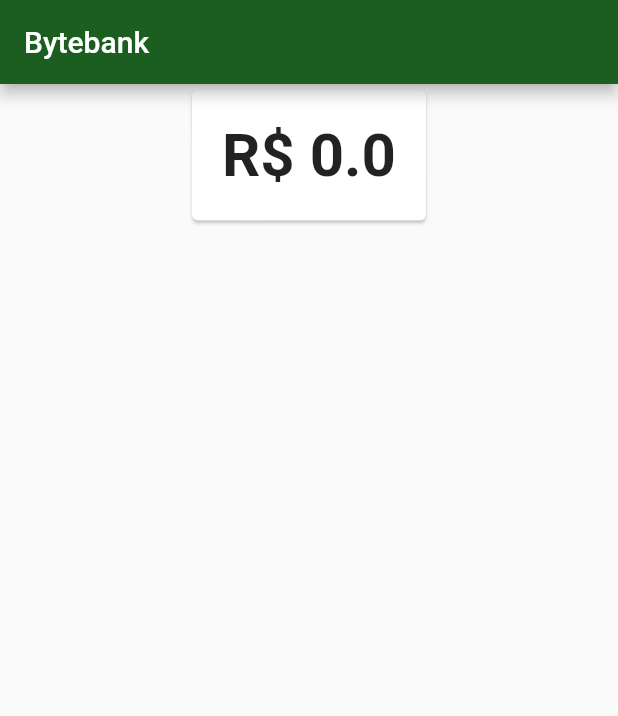
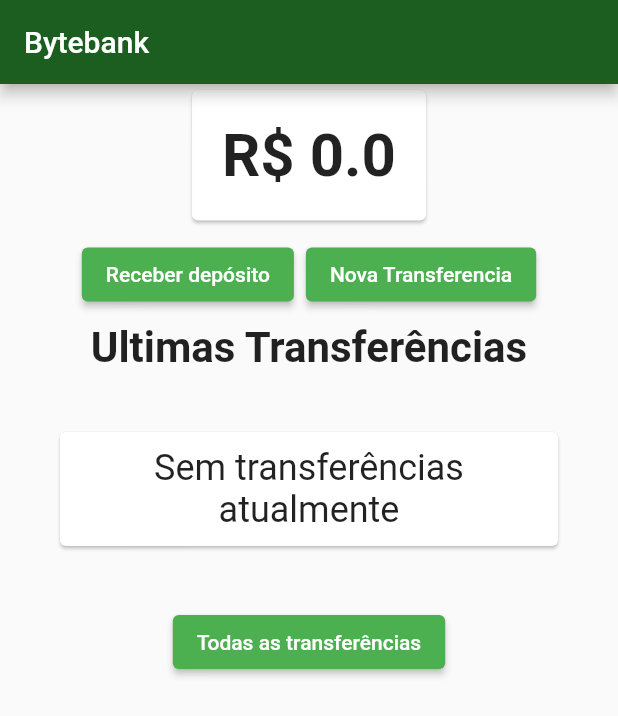
Before and after one commit to willsantos/AluraFlutter, a Flutter app: the screen it shows after launch, on a phone screen of 412 x 824 dp. Shown: the top 716 px of the screen. Run offline on Flutter 3.47's test engine with Material 2 defaults, Android fonts, the phone set to English and light mode, and no system bars; our stand-ins replace firebase_core, firebase_crashlytics, flutter_dotenv, sqflite; missing offline and left inert: http_interceptor; accounts and stored records are empty.

Commit message:
✨ feat: finish new Dashboard

```diff
--- /dev/null
+++ b/lib/models/transfer.dart
@@ -0,0 +1,22 @@
+class Transfer {
+  final double value;
+  final int accountNumber;
+
+  Transfer(
+    this.value,
+    this.accountNumber,
+  );
+
+  String toStringValue() {
+    return 'R\$ $value';
+  }
+
+  String toStringAccount() {
+    return 'Conta $accountNumber';
+  }
+
+  @override
+  String toString() {
+    return 'Transferencia{valor: $value, numeroConta: $accountNumber}';
+  }
+}
--- a/lib/models/transfers.dart
+++ b/lib/models/transfers.dart
@@ -1,14 +1,13 @@
-class Transfer {
-  final double value;
-  final int accountNumber;
+import 'package:bytebank/models/transfer.dart';
+import 'package:flutter/material.dart';
 
-  Transfer(
-    this.value,
-    this.accountNumber,
-  );
+class Transfers extends ChangeNotifier {
+  final List<Transfer> _transfers = [];
 
-  @override
-  String toString() {
-    return 'Transferencia{valor: $value, numeroConta: $accountNumber}';
+  List<Transfer> get transfers => _transfers;
+
+  add(Transfer newTransfer) {
+    transfers.add(newTransfer);
+    notifyListeners();
   }
 }
--- a/lib/screens/dashboard/newDashboard.dart
+++ b/lib/screens/dashboard/newDashboard.dart
@@ -1,6 +1,11 @@
 import 'package:bytebank/components/balance_card.dart';
 import 'package:bytebank/models/balance.dart';
+import 'package:bytebank/screens/deposits/deposit_form.dart';
+import 'package:bytebank/screens/transferencia/components/last_transfers.dart';
+import 'package:bytebank/screens/transferencia/form_transfer.dart';
+import 'package:bytebank/screens/transferencia/list_transfer.dart';
 import 'package:flutter/material.dart';
+import 'package:provider/provider.dart';
 
 class NewDashboard extends StatelessWidget {
   @override
@@ -9,10 +14,39 @@ class NewDashboard extends StatelessWidget {
         appBar: AppBar(
           title: Text('Bytebank'),
         ),
-      body: Align(
+        body: ListView(
+          children: [
+            Align(
               alignment: Alignment.topCenter,
               child: BalanceCard(),
             ),
-    );
+            ButtonBar(
+              alignment: MainAxisAlignment.center,
+              children: [
+                ElevatedButton(
+                  child: Text('Receber depósito'),
+                  style: ElevatedButton.styleFrom(primary: Colors.green),
+                  onPressed: () {
+                    Navigator.push(context,
+                        MaterialPageRoute(builder: (context) {
+                      return DepositForm();
+                    }));
+                  },
+                ),
+                ElevatedButton(
+                  child: Text('Nova Transferencia'),
+                  style: ElevatedButton.styleFrom(primary: Colors.green),
+                  onPressed: () {
+                    Navigator.push(context,
+                        MaterialPageRoute(builder: (context) {
+                      return TransferForm();
+                    }));
+                  },
+                ),
+              ],
+            ),
+            LastTransfers(),
+          ],
+        ));
   }
 }
--- /dev/null
+++ b/lib/screens/transferencia/components/last_transfers.dart
@@ -0,0 +1,79 @@
+import 'package:bytebank/models/transfers.dart';
+import 'package:bytebank/screens/transferencia/list_transfer.dart';
+import 'package:flutter/material.dart';
+import 'package:provider/provider.dart';
+
+final _title = 'Ultimas Transferências';
+final _buttonTitle = 'Todas as transferências';
+
+class LastTransfers extends StatelessWidget {
+  @override
+  Widget build(BuildContext context) {
+    return Column(
+      children: <Widget>[
+        Text(
+          _title,
+          style: TextStyle(
+            fontWeight: FontWeight.bold,
+            fontSize: 28,
+          ),
+        ),
+        Consumer<Transfers>(builder: (context, transfers, child) {
+          final _transfersLength = transfers.transfers.length;
+          int _transfersCount = 2;
+
+          if (_transfersLength == 0) {
+            return WithoutTransfers();
+          }
+
+          if (_transfersLength < 2) {
+            _transfersCount = _transfersLength;
+          }
+
+          final _lastTransfers = transfers.transfers.reversed.toList();
+
+          return ListView.builder(
+            padding: EdgeInsets.all(8.0),
+            itemCount: _transfersCount,
+            shrinkWrap: true,
+            itemBuilder: (context, index) {
+              return TransferItem(_lastTransfers[index]);
+            },
+          );
+        }),
+        ElevatedButton(
+          child: Text(
+            _buttonTitle,
+          ),
+          style: ElevatedButton.styleFrom(primary: Colors.green),
+          onPressed: () {
+            Navigator.push(context, MaterialPageRoute(builder: (context) {
+              return TransferList();
+            }));
+          },
+        ),
+      ],
+    );
+  }
+}
+
+class WithoutTransfers extends StatelessWidget {
+  final _title = 'Sem transferências atualmente';
+
+  @override
+  Widget build(BuildContext context) {
+    return Card(
+      margin: EdgeInsets.all(40),
+      child: Padding(
+        padding: EdgeInsets.all(10),
+        child: Text(
+          _title,
+          textAlign: TextAlign.center,
+          style: TextStyle(
+            fontSize: 24,
+          ),
+        ),
+      ),
+    );
+  }
+}
```
Also changed, not shown: lib/main.dart (+8 -2 lines), lib/models/balance.dart (+11 -1 lines), lib/screens/deposits/deposit_form.dart (added, +80 -0 lines), lib/screens/transferencia/form_transfer.dart (+39 -16 lines), lib/screens/transferencia/list_transfer.dart (+19 -32 lines). Lines whose indentation alone changed are shown as unchanged.
